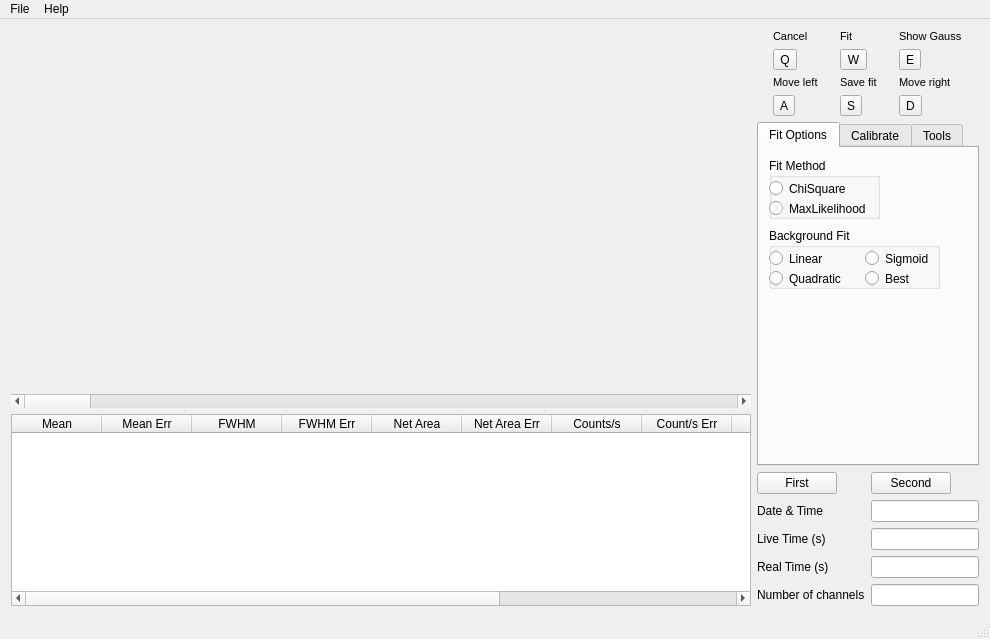
Before: the Qt Designer form src/mainwindow.ui in giacomoCucciati/rhino, drawn with Qt 5.
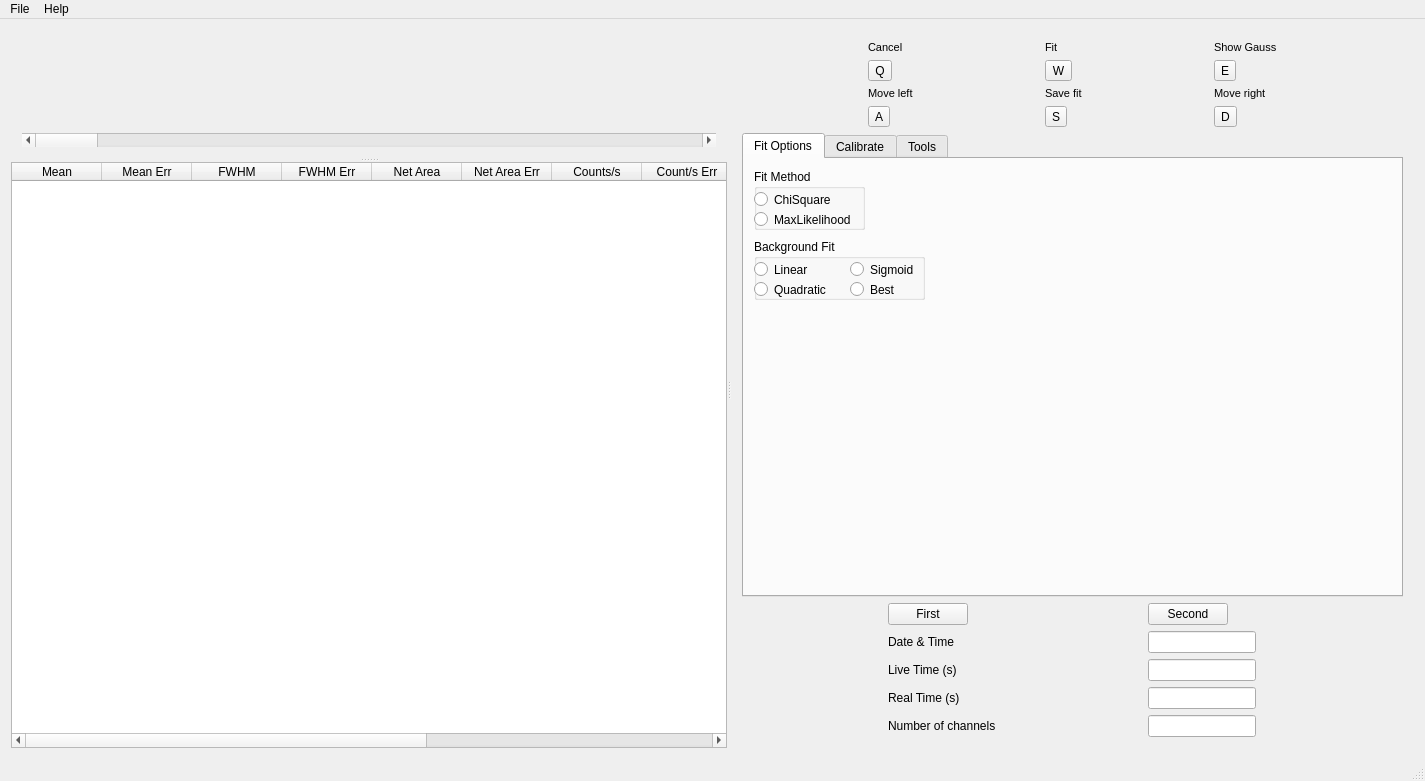
After: the same form once the commit is applied. The open tabs and pages were chosen to show the change. Custom widgets are drawn as their Qt base class.

Commit message: added resizable plot and table

Patch:
```diff
--- a/src/mainwindow.ui
+++ b/src/mainwindow.ui
@@ -6,8 +6,8 @@
    <rect>
     <x>0</x>
     <y>0</y>
-    <width>990</width>
-    <height>639</height>
+    <width>1425</width>
+    <height>781</height>
    </rect>
   </property>
   <property name="windowTitle">
@@ -15,7 +15,127 @@
   </property>
   <widget class="QWidget" name="centralWidget">
    <layout class="QGridLayout" name="gridLayout">
-    <item row="0" column="1" rowspan="2">
+    <item row="0" column="0">
+     <widget class="QSplitter" name="splitter_2">
+      <property name="sizePolicy">
+       <sizepolicy hsizetype="Preferred" vsizetype="Preferred">
+        <horstretch>0</horstretch>
+        <verstretch>0</verstretch>
+       </sizepolicy>
+      </property>
+      <property name="orientation">
+       <enum>Qt::Horizontal</enum>
+      </property>
+      <widget class="QSplitter" name="splitter">
+       <property name="orientation">
+        <enum>Qt::Vertical</enum>
+       </property>
+       <widget class="QWidget" name="verticalLayoutWidget">
+        <layout class="QVBoxLayout" name="verticalLayout_5">
+         <item>
+          <widget class="QwtPlot" name="histoPlot">
+           <property name="sizePolicy">
+            <sizepolicy hsizetype="Preferred" vsizetype="Preferred">
+             <horstretch>0</horstretch>
+             <verstretch>0</verstretch>
+            </sizepolicy>
+           </property>
+           <property name="mouseTracking">
+            <bool>false</bool>
+           </property>
+          </widget>
+         </item>
+         <item>
+          <widget class="QScrollBar" name="histoScrollBar">
+           <property name="sizePolicy">
+            <sizepolicy hsizetype="Preferred" vsizetype="Fixed">
+             <horstretch>0</horstretch>
+             <verstretch>0</verstretch>
+            </sizepolicy>
+           </property>
+           <property name="orientation">
+            <enum>Qt::Horizontal</enum>
+           </property>
+          </widget>
+         </item>
+        </layout>
+       </widget>
+       <widget class="QTableWidget" name="tableWidget">
+        <property name="sizePolicy">
+         <sizepolicy hsizetype="Maximum" vsizetype="Preferred">
+          <horstretch>0</horstretch>
+          <verstretch>0</verstretch>
+         </sizepolicy>
+        </property>
+        <attribute name="horizontalHeaderCascadingSectionResizes">
+         <bool>true</bool>
+        </attribute>
+        <attribute name="horizontalHeaderDefaultSectionSize">
+         <number>90</number>
+        </attribute>
+        <column>
+         <property name="text">
+          <string>Mean</string>
+         </property>
+        </column>
+        <column>
+         <property name="text">
+          <string>Mean Err</string>
+         </property>
+        </column>
+        <column>
+         <property name="text">
+          <string>FWHM</string>
+         </property>
+        </column>
+        <column>
+         <property name="text">
+          <string>FWHM Err</string>
+         </property>
+        </column>
+        <column>
+         <property name="text">
+          <string>Net Area</string>
+         </property>
+        </column>
+        <column>
+         <property name="text">
+          <string>Net Area Err</string>
+         </property>
+        </column>
+        <column>
+         <property name="text">
+          <string>Counts/s</string>
+         </property>
+        </column>
+        <column>
+         <property name="text">
+          <string>Count/s Err</string>
+         </property>
+        </column>
+        <column>
+         <property name="text">
+          <string>Save</string>
+         </property>
+        </column>
+        <column>
+         <property name="text">
+          <string>Red Chi Sqr</string>
+         </property>
+        </column>
+        <column>
+         <property name="text">
+          <string>Bg Fit</string>
+         </property>
+        </column>
+        <column>
+         <property name="text">
+          <string>Spectr Num.</string>
+         </property>
+        </column>
+       </widget>
+      </widget>
+      <widget class="QWidget" name="">
      <layout class="QVBoxLayout" name="verticalLayout">
       <item>
        <layout class="QGridLayout" name="gridLayout_2">
@@ -156,7 +276,7 @@
       <item>
        <widget class="QTabWidget" name="tabWidget">
         <property name="sizePolicy">
-         <sizepolicy hsizetype="Ignored" vsizetype="Expanding">
+           <sizepolicy hsizetype="Expanding" vsizetype="Expanding">
           <horstretch>0</horstretch>
           <verstretch>0</verstretch>
          </sizepolicy>
@@ -167,7 +287,7 @@
          </font>
         </property>
         <property name="currentIndex">
-         <number>3</number>
+           <number>0</number>
         </property>
         <widget class="QWidget" name="fitOptionsTab">
          <attribute name="title">
@@ -547,79 +667,27 @@
           </property>
          </widget>
         </widget>
-        <!-- <widget class="QWidget" name="tab">
-         <attribute name="title">
-          <string>Autofit</string>
-         </attribute>
-         <widget class="QLabel" name="label_23">
-          <property name="geometry">
-           <rect>
-            <x>20</x>
-            <y>10</y>
-            <width>241</width>
-            <height>51</height>
-           </rect>
-          </property>
-          <property name="font">
-           <font>
-            <pointsize>12</pointsize>
-            <weight>75</weight>
-            <italic>false</italic>
-            <bold>true</bold>
-            <kerning>true</kerning>
-           </font>
-          </property>
-          <property name="layoutDirection">
-           <enum>Qt::LeftToRight</enum>
-          </property>
-          <property name="text">
-           <string>BETA Version by Maffe
-
- (Only for 16000 channel ADCs)</string>
-          </property>
-         </widget>
-         <widget class="QPushButton" name="autofitButton">
-          <property name="geometry">
-           <rect>
-            <x>90</x>
-            <y>210</y>
-            <width>99</width>
-            <height>27</height>
-           </rect>
-          </property>
-          <property name="text">
-           <string>AUTOFIT !</string>
-          </property>
-         </widget>
-         <widget class="QPushButton" name="pushButton">
-          <property name="geometry">
-           <rect>
-            <x>90</x>
-            <y>170</y>
-            <width>101</width>
-            <height>27</height>
-           </rect>
-          </property>
-          <property name="text">
-           <string>Online Libraries</string>
-          </property>
-         </widget>
-        </widget> -->
        </widget>
       </item>
       <item>
        <layout class="QGridLayout" name="gridLayout_7">
-        <item row="4" column="0">
-         <widget class="QLabel" name="label">
-          <property name="text">
-           <string>Number of channels</string>
+          <item row="2" column="1">
+           <widget class="QLineEdit" name="timeLineEdit">
+            <property name="sizePolicy">
+             <sizepolicy hsizetype="Fixed" vsizetype="Fixed">
+              <horstretch>0</horstretch>
+              <verstretch>0</verstretch>
+             </sizepolicy>
+            </property>
+            <property name="readOnly">
+             <bool>true</bool>
           </property>
          </widget>
         </item>
         <item row="0" column="0">
          <widget class="QPushButton" name="firstSpecButton">
           <property name="sizePolicy">
-           <sizepolicy hsizetype="Maximum" vsizetype="Maximum">
+             <sizepolicy hsizetype="Fixed" vsizetype="Fixed">
             <horstretch>0</horstretch>
             <verstretch>0</verstretch>
            </sizepolicy>
@@ -632,46 +700,39 @@
           </property>
          </widget>
         </item>
-        <item row="0" column="1">
-         <widget class="QPushButton" name="secondSpecButton">
-          <property name="sizePolicy">
-           <sizepolicy hsizetype="Maximum" vsizetype="Maximum">
-            <horstretch>0</horstretch>
-            <verstretch>0</verstretch>
-           </sizepolicy>
-          </property>
-          <property name="text">
-           <string>Second</string>
-          </property>
-          <property name="checkable">
-           <bool>true</bool>
-          </property>
-         </widget>
-        </item>
-        <item row="2" column="1">
-         <widget class="QLineEdit" name="timeLineEdit">
-          <property name="sizePolicy">
-           <sizepolicy hsizetype="Minimum" vsizetype="Fixed">
-            <horstretch>0</horstretch>
-            <verstretch>0</verstretch>
-           </sizepolicy>
-          </property>
-          <property name="readOnly">
-           <bool>true</bool>
-          </property>
-         </widget>
-        </item>
         <item row="2" column="0">
          <widget class="QLabel" name="label_2">
+            <property name="sizePolicy">
+             <sizepolicy hsizetype="Fixed" vsizetype="Preferred">
+              <horstretch>0</horstretch>
+              <verstretch>0</verstretch>
+             </sizepolicy>
+            </property>
           <property name="text">
            <string>Live Time (s)</string>
           </property>
          </widget>
         </item>
-        <item row="4" column="1">
-         <widget class="QLineEdit" name="channelsLineEdit">
+          <item row="0" column="1">
+           <widget class="QPushButton" name="secondSpecButton">
           <property name="sizePolicy">
-           <sizepolicy hsizetype="Minimum" vsizetype="Fixed">
+             <sizepolicy hsizetype="Fixed" vsizetype="Fixed">
+              <horstretch>0</horstretch>
+              <verstretch>0</verstretch>
+             </sizepolicy>
+            </property>
+            <property name="text">
+             <string>Second</string>
+            </property>
+            <property name="checkable">
+             <bool>true</bool>
+            </property>
+           </widget>
+          </item>
+          <item row="3" column="1">
+           <widget class="QLineEdit" name="realLineEdit">
+            <property name="sizePolicy">
+             <sizepolicy hsizetype="Fixed" vsizetype="Fixed">
             <horstretch>0</horstretch>
             <verstretch>0</verstretch>
            </sizepolicy>
@@ -683,26 +744,38 @@
         </item>
         <item row="3" column="0">
          <widget class="QLabel" name="label_13">
+            <property name="sizePolicy">
+             <sizepolicy hsizetype="Fixed" vsizetype="Preferred">
+              <horstretch>0</horstretch>
+              <verstretch>0</verstretch>
+             </sizepolicy>
+            </property>
           <property name="text">
            <string>Real Time (s)</string>
           </property>
          </widget>
         </item>
-        <item row="3" column="1">
-         <widget class="QLineEdit" name="realLineEdit">
+          <item row="4" column="0">
+           <widget class="QLabel" name="label">
           <property name="sizePolicy">
-           <sizepolicy hsizetype="Minimum" vsizetype="Fixed">
+             <sizepolicy hsizetype="Fixed" vsizetype="Preferred">
             <horstretch>0</horstretch>
             <verstretch>0</verstretch>
            </sizepolicy>
           </property>
-          <property name="readOnly">
-           <bool>true</bool>
+            <property name="text">
+             <string>Number of channels</string>
           </property>
          </widget>
         </item>
         <item row="1" column="0">
          <widget class="QLabel" name="label_14">
+            <property name="sizePolicy">
+             <sizepolicy hsizetype="Fixed" vsizetype="Preferred">
+              <horstretch>0</horstretch>
+              <verstretch>0</verstretch>
+             </sizepolicy>
+            </property>
           <property name="text">
            <string>Date &amp; Time</string>
           </property>
@@ -711,7 +784,7 @@
         <item row="1" column="1">
          <widget class="QLineEdit" name="dateAndTimeLineEdit">
           <property name="sizePolicy">
-           <sizepolicy hsizetype="Minimum" vsizetype="Fixed">
+             <sizepolicy hsizetype="Fixed" vsizetype="Fixed">
             <horstretch>0</horstretch>
             <verstretch>0</verstretch>
            </sizepolicy>
@@ -721,103 +794,24 @@
           </property>
          </widget>
         </item>
-       </layout>
-      </item>
-     </layout>
-    </item>
-    <item row="0" column="0" rowspan="2">
-     <layout class="QGridLayout" name="gridLayout_3">
-      <item row="0" column="0">
-       <widget class="QwtPlot" name="histoPlot">
-        <property name="mouseTracking">
-         <bool>false</bool>
-        </property>
-       </widget>
-      </item>
-      <item row="2" column="0">
-       <widget class="QTableWidget" name="tableWidget">
+          <item row="4" column="1">
+           <widget class="QLineEdit" name="channelsLineEdit">
         <property name="sizePolicy">
-         <sizepolicy hsizetype="Expanding" vsizetype="Fixed">
+             <sizepolicy hsizetype="Fixed" vsizetype="Fixed">
           <horstretch>0</horstretch>
           <verstretch>0</verstretch>
          </sizepolicy>
         </property>
-        <attribute name="horizontalHeaderCascadingSectionResizes">
+            <property name="readOnly">
          <bool>true</bool>
-        </attribute>
-        <attribute name="horizontalHeaderDefaultSectionSize">
-         <number>90</number>
-        </attribute>
-        <column>
-         <property name="text">
-          <string>Mean</string>
-         </property>
-        </column>
-        <column>
-         <property name="text">
-          <string>Mean Err</string>
-         </property>
-        </column>
-        <column>
-         <property name="text">
-          <string>FWHM</string>
-         </property>
-        </column>
-        <column>
-         <property name="text">
-          <string>FWHM Err</string>
-         </property>
-        </column>
-        <column>
-         <property name="text">
-          <string>Net Area</string>
-         </property>
-        </column>
-        <column>
-         <property name="text">
-          <string>Net Area Err</string>
-         </property>
-        </column>
-        <column>
-         <property name="text">
-          <string>Counts/s</string>
-         </property>
-        </column>
-        <column>
-         <property name="text">
-          <string>Count/s Err</string>
-         </property>
-        </column>
-        <column>
-         <property name="text">
-          <string>Save</string>
-         </property>
-        </column>
-        <column>
-         <property name="text">
-          <string>Red Chi Sqr</string>
-         </property>
-        </column>
-        <column>
-         <property name="text">
-          <string>Bg Fit</string>
-         </property>
-        </column>
-        <column>
-         <property name="text">
-          <string>Spectr Num.</string>
-         </property>
-        </column>
-       </widget>
-      </item>
-      <item row="1" column="0">
-       <widget class="QScrollBar" name="histoScrollBar">
-        <property name="orientation">
-         <enum>Qt::Horizontal</enum>
-        </property>
-       </widget>
-      </item>
-     </layout>
+            </property>
+           </widget>
+          </item>
+         </layout>
+        </item>
+       </layout>
+      </widget>
+     </widget>
     </item>
    </layout>
   </widget>
@@ -827,8 +821,8 @@
     <rect>
      <x>0</x>
      <y>0</y>
-     <width>990</width>
-     <height>25</height>
+     <width>1425</width>
+     <height>22</height>
     </rect>
    </property>
    <widget class="QMenu" name="menuInfo">
```
Lines whose indentation alone changed are shown as unchanged. The commit also changes 1 other file.
